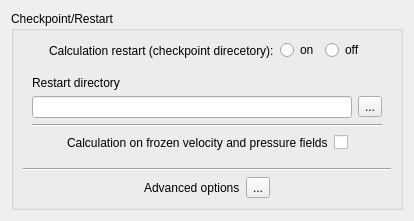
Above: gui/Pages/StartRestartForm.ui from code-saturne/code_saturne before the change. Below: the same form after it.
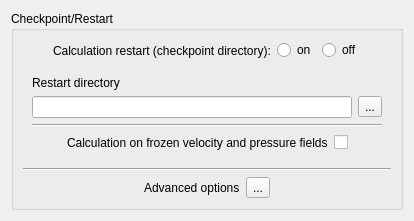
That is the form after the change. Icons and pictures are not drawn.

Commit message: GUI: fix typo in description text.

```diff
--- a/gui/Pages/StartRestartForm.ui
+++ b/gui/Pages/StartRestartForm.ui
@@ -38,7 +38,7 @@
         <item>
          <widget class="QLabel" name="label">
           <property name="text">
-           <string>Calculation restart (checkpoint direcetory):</string>
+           <string>Calculation restart (checkpoint directory):</string>
           </property>
          </widget>
         </item>
```
